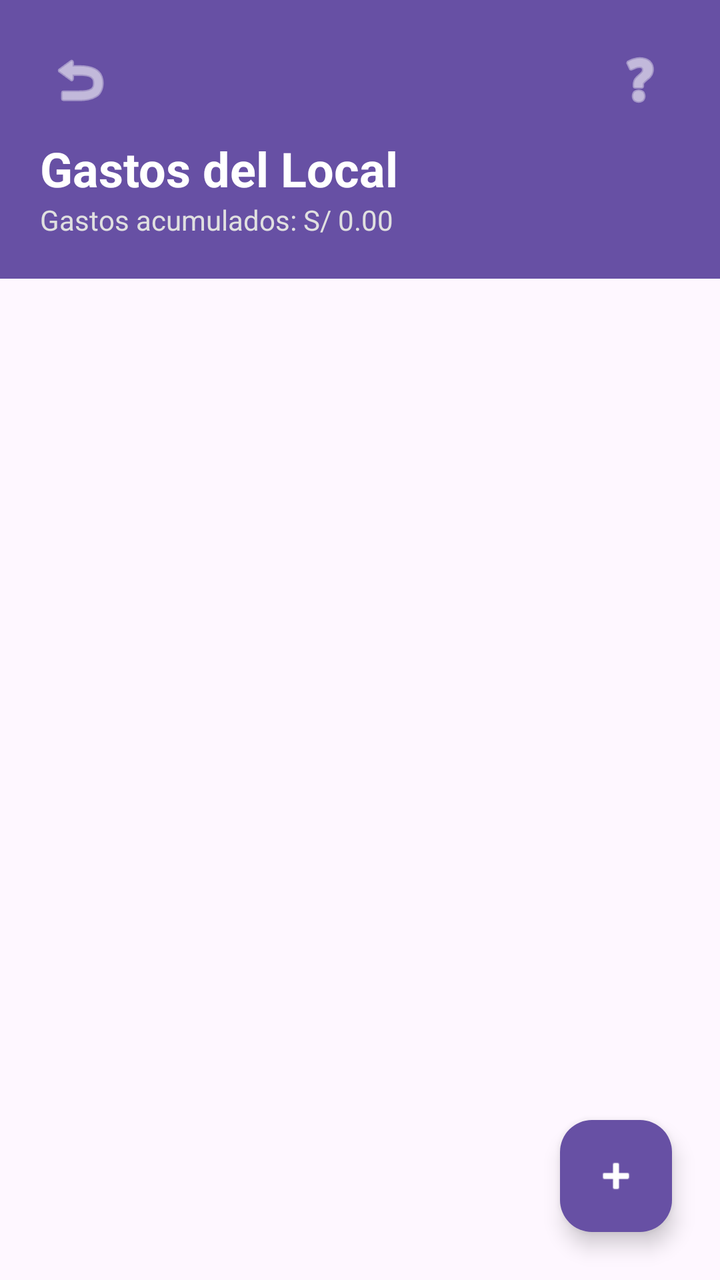
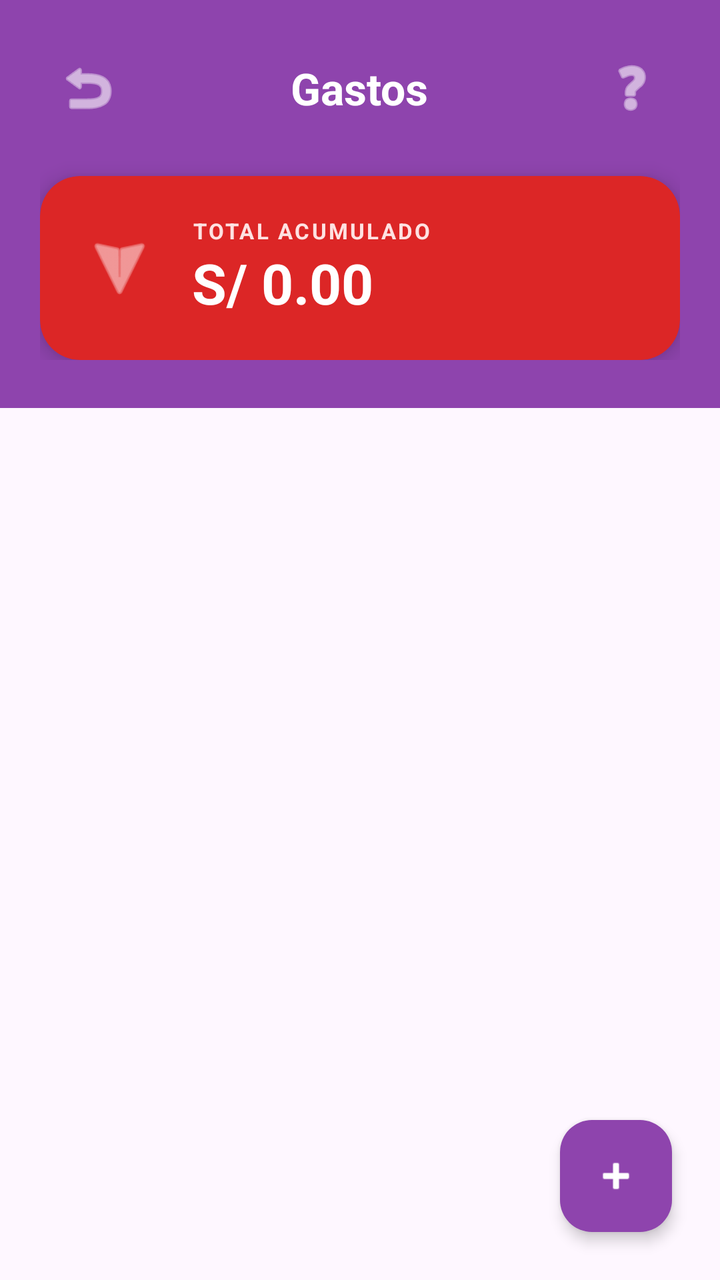

Screens rendered from an Android XML layout before and after an edit, with the pre-edit source and the edit as a unified diff.
<!-- AndroidManifest.xml: application theme Theme.Naxor -->
<!-- res/layout/activity_gastos.xml -->
<?xml version="1.0" encoding="utf-8"?>
<androidx.constraintlayout.widget.ConstraintLayout xmlns:android="http://schemas.android.com/apk/res/android"
    xmlns:app="http://schemas.android.com/apk/res-auto"
    android:layout_width="match_parent"
    android:layout_height="match_parent"
    android:background="?attr/colorSurface">

    <LinearLayout
        android:id="@+id/headerGastos"
        android:layout_width="match_parent"
        android:layout_height="wrap_content"
        android:background="?attr/colorPrimary"
        android:orientation="vertical"
        android:padding="20dp"
        app:layout_constraintTop_toTopOf="parent">

        <RelativeLayout
            android:layout_width="match_parent"
            android:layout_height="wrap_content">
            <ImageButton
                android:id="@+id/btnBackGastos"
                android:layout_width="40dp"
                android:layout_height="40dp"
                android:background="?attr/selectableItemBackgroundBorderless"
                android:src="@android:drawable/ic_menu_revert"
                app:tint="@android:color/white"
                android:contentDescription="Volver" />
            <ImageButton
                android:id="@+id/btnHelpGastos"
                android:layout_width="40dp"
                android:layout_height="40dp"
                android:layout_alignParentEnd="true"
                android:background="?attr/selectableItemBackgroundBorderless"
                android:src="@android:drawable/ic_menu_help"
                app:tint="@android:color/white"
                android:contentDescription="Ayuda" />
        </RelativeLayout>

        <TextView
            android:layout_width="wrap_content"
            android:layout_height="wrap_content"
            android:layout_marginTop="8dp"
            android:text="Gastos del Local"
            android:textColor="@android:color/white"
            android:textSize="24sp"
            android:textStyle="bold" />

        <TextView
            android:id="@+id/tvTotalGastosMes"
            android:layout_width="wrap_content"
            android:layout_height="wrap_content"
            android:text="Gastos acumulados: S/ 0.00"
            android:textColor="#E0E0E0"
            android:textSize="14sp" />
    </LinearLayout>

    <androidx.recyclerview.widget.RecyclerView
        android:id="@+id/rvGastos"
        android:layout_width="match_parent"
        android:layout_height="0dp"
        app:layout_constraintBottom_toBottomOf="parent"
        app:layout_constraintTop_toBottomOf="@id/headerGastos" />

    <com.google.android.material.floatingactionbutton.FloatingActionButton
        android:id="@+id/fabAddGasto"
        android:layout_width="wrap_content"
        android:layout_height="wrap_content"
        android:layout_margin="24dp"
        android:src="@android:drawable/ic_input_add"
        app:layout_constraintBottom_toBottomOf="parent"
        app:layout_constraintEnd_toEndOf="parent"
        app:tint="@android:color/white"
        app:backgroundTint="?attr/colorPrimary"
        android:contentDescription="Añadir Gasto" />

    <LinearLayout
        android:id="@+id/layoutEmptyGastos"
        android:layout_width="wrap_content"
        android:layout_height="wrap_content"
        android:gravity="center"
        android:orientation="vertical"
        android:visibility="gone"
        app:layout_constraintBottom_toBottomOf="parent"
        app:layout_constraintEnd_toEndOf="parent"
        app:layout_constraintStart_toStartOf="parent"
        app:layout_constraintTop_toBottomOf="@id/headerGastos">

        <ImageView
            android:layout_width="100dp"
            android:layout_height="100dp"
            android:src="@android:drawable/ic_menu_edit"
            android:alpha="0.3"
            android:contentDescription="@null" />

        <TextView
            android:layout_width="wrap_content"
            android:layout_height="wrap_content"
            android:layout_marginTop="16dp"
            android:text="Aún no registras gastos"
            android:textColor="?attr/colorOnSurfaceVariant"
            android:textStyle="bold" />
    </LinearLayout>

</androidx.constraintlayout.widget.ConstraintLayout>
<!-- resources referenced by this layout -->
<resources>
  <style name="Theme.Naxor" parent="Base.Theme.Naxor" />
  <style name="Base.Theme.Naxor" parent="Theme.Material3.DayNight.NoActionBar">
          
          
      </style>
</resources>

<!-- the commit's change to res/layout/activity_gastos.xml (unified diff, before → after) -->
@@ -1,104 +1,152 @@
 <?xml version="1.0" encoding="utf-8"?>
-<androidx.constraintlayout.widget.ConstraintLayout xmlns:android="http://schemas.android.com/apk/res/android"
+<androidx.coordinatorlayout.widget.CoordinatorLayout xmlns:android="http://schemas.android.com/apk/res/android"
     xmlns:app="http://schemas.android.com/apk/res-auto"
     android:layout_width="match_parent"
     android:layout_height="match_parent"
     android:background="?attr/colorSurface">
 
-    <LinearLayout
-        android:id="@+id/headerGastos"
+    <com.google.android.material.appbar.AppBarLayout
         android:layout_width="match_parent"
         android:layout_height="wrap_content"
-        android:background="?attr/colorPrimary"
+        android:background="#8E44AD"
+        app:elevation="4dp">
+
+        <LinearLayout
+            android:layout_width="match_parent"
+            android:layout_height="wrap_content"
+            android:orientation="vertical"
+            android:paddingHorizontal="20dp"
+            android:paddingTop="20dp"
+            android:paddingBottom="24dp">
+
+            <RelativeLayout
+                android:layout_width="match_parent"
+                android:layout_height="wrap_content">
+                <ImageButton
+                    android:id="@+id/btnBackGastos"
+                    android:layout_width="48dp"
+                    android:layout_height="48dp"
+                    android:background="?attr/selectableItemBackgroundBorderless"
+                    android:src="@android:drawable/ic_menu_revert"
+                    app:tint="@android:color/white"
+                    android:contentDescription="Regresar" />
+
+                <TextView
+                    android:layout_width="wrap_content"
+                    android:layout_height="wrap_content"
+                    android:layout_centerInParent="true"
+                    android:text="Gastos"
+                    android:textSize="22sp"
+                    android:textStyle="bold"
+                    android:textColor="@android:color/white" />
+
+                <ImageButton
+                    android:id="@+id/btnHelpGastos"
+                    android:layout_width="48dp"
+                    android:layout_height="48dp"
+                    android:layout_alignParentEnd="true"
+                    android:background="?attr/selectableItemBackgroundBorderless"
+                    android:src="@android:drawable/ic_menu_help"
+                    app:tint="@android:color/white"
+                    android:contentDescription="Ayuda" />
+            </RelativeLayout>
+
+            
+            <com.google.android.material.card.MaterialCardView
+                android:layout_width="match_parent"
+                android:layout_height="wrap_content"
+                android:layout_marginTop="20dp"
+                app:cardBackgroundColor="@color/red_600"
+                app:cardCornerRadius="20dp"
+                app:cardElevation="6dp"
+                app:strokeWidth="0dp">
+                <LinearLayout
+                    android:layout_width="match_parent"
+                    android:layout_height="wrap_content"
+                    android:orientation="horizontal"
+                    android:gravity="center_vertical"
+                    android:padding="20dp">
+
+                    <ImageView
+                        android:layout_width="40dp"
+                        android:layout_height="40dp"
+                        android:src="@android:drawable/ic_menu_send"
+                        android:rotation="90"
+                        app:tint="#FEE2E2" />
+
+                    <LinearLayout
+                        android:layout_width="0dp"
+                        android:layout_weight="1"
+                        android:layout_height="wrap_content"
+                        android:orientation="vertical"
+                        android:layout_marginStart="16dp">
+                        <TextView
+                            android:layout_width="wrap_content"
+                            android:layout_height="wrap_content"
+                            android:text="TOTAL ACUMULADO"
+                            android:textSize="11sp"
+                            android:textStyle="bold"
+                            android:textColor="#FEE2E2"
+                            android:letterSpacing="0.1" />
+                        <TextView
+                            android:id="@+id/tvTotalGastosMes"
+                            android:layout_width="wrap_content"
+                            android:layout_height="wrap_content"
+                            android:text="S/ 0.00"
+                            android:textSize="28sp"
+                            android:textStyle="bold"
+                            android:textColor="@android:color/white" />
+                    </LinearLayout>
+                </LinearLayout>
+            </com.google.android.material.card.MaterialCardView>
+        </LinearLayout>
+    </com.google.android.material.appbar.AppBarLayout>
+
+    <androidx.recyclerview.widget.RecyclerView
+        android:id="@+id/rvGastos"
+        android:layout_width="match_parent"
+        android:layout_height="match_parent"
+        app:layout_behavior="@string/appbar_scrolling_view_behavior"
+        android:paddingTop="12dp"
+        android:paddingBottom="100dp"
+        android:clipToPadding="false" />
+
+    <LinearLayout
+        android:id="@+id/layoutEmptyGastos"
+        android:layout_width="match_parent"
+        android:layout_height="wrap_content"
+        android:layout_gravity="center"
+        android:gravity="center"
         android:orientation="vertical"
-        android:padding="20dp"
-        app:layout_constraintTop_toTopOf="parent">
+        android:visibility="gone">
 
-        <RelativeLayout
-            android:layout_width="match_parent"
-            android:layout_height="wrap_content">
-            <ImageButton
-                android:id="@+id/btnBackGastos"
-                android:layout_width="40dp"
-                android:layout_height="40dp"
-                android:background="?attr/selectableItemBackgroundBorderless"
-                android:src="@android:drawable/ic_menu_revert"
-                app:tint="@android:color/white"
-                android:contentDescription="Volver" />
-            <ImageButton
-                android:id="@+id/btnHelpGastos"
-                android:layout_width="40dp"
-                android:layout_height="40dp"
-                android:layout_alignParentEnd="true"
-                android:background="?attr/selectableItemBackgroundBorderless"
-                android:src="@android:drawable/ic_menu_help"
-                app:tint="@android:color/white"
-                android:contentDescription="Ayuda" />
-        </RelativeLayout>
+        <ImageView
+            android:layout_width="120dp"
+            android:layout_height="120dp"
+            android:src="@android:drawable/ic_menu_edit"
+            android:alpha="0.2"
+            app:tint="?attr/colorOnSurfaceVariant" />
 
         <TextView
             android:layout_width="wrap_content"
             android:layout_height="wrap_content"
-            android:layout_marginTop="8dp"
-            android:text="Gastos del Local"
-            android:textColor="@android:color/white"
-            android:textSize="24sp"
+            android:layout_marginTop="16dp"
+            android:text="Sin gastos registrados"
+            android:textColor="?attr/colorOnSurfaceVariant"
+            android:textSize="16sp"
             android:textStyle="bold" />
-
-        <TextView
-            android:id="@+id/tvTotalGastosMes"
-            android:layout_width="wrap_content"
-            android:layout_height="wrap_content"
-            android:text="Gastos acumulados: S/ 0.00"
-            android:textColor="#E0E0E0"
-            android:textSize="14sp" />
     </LinearLayout>
-
-    <androidx.recyclerview.widget.RecyclerView
-        android:id="@+id/rvGastos"
-        android:layout_width="match_parent"
-        android:layout_height="0dp"
-        app:layout_constraintBottom_toBottomOf="parent"
-        app:layout_constraintTop_toBottomOf="@id/headerGastos" />
 
     <com.google.android.material.floatingactionbutton.FloatingActionButton
         android:id="@+id/fabAddGasto"
         android:layout_width="wrap_content"
         android:layout_height="wrap_content"
+        android:layout_gravity="bottom|end"
         android:layout_margin="24dp"
         android:src="@android:drawable/ic_input_add"
-        app:layout_constraintBottom_toBottomOf="parent"
-        app:layout_constraintEnd_toEndOf="parent"
         app:tint="@android:color/white"
-        app:backgroundTint="?attr/colorPrimary"
+        app:backgroundTint="#8E44AD"
+        app:elevation="4dp"
         android:contentDescription="Añadir Gasto" />
 
-    <LinearLayout
-        android:id="@+id/layoutEmptyGastos"
-        android:layout_width="wrap_content"
-        android:layout_height="wrap_content"
-        android:gravity="center"
-        android:orientation="vertical"
-        android:visibility="gone"
-        app:layout_constraintBottom_toBottomOf="parent"
-        app:layout_constraintEnd_toEndOf="parent"
-        app:layout_constraintStart_toStartOf="parent"
-        app:layout_constraintTop_toBottomOf="@id/headerGastos">
-
-        <ImageView
-            android:layout_width="100dp"
-            android:layout_height="100dp"
-            android:src="@android:drawable/ic_menu_edit"
-            android:alpha="0.3"
-            android:contentDescription="@null" />
-
-        <TextView
-            android:layout_width="wrap_content"
-            android:layout_height="wrap_content"
-            android:layout_marginTop="16dp"
-            android:text="Aún no registras gastos"
-            android:textColor="?attr/colorOnSurfaceVariant"
-            android:textStyle="bold" />
-    </LinearLayout>
-
-</androidx.constraintlayout.widget.ConstraintLayout>
+</androidx.coordinatorlayout.widget.CoordinatorLayout>
<!-- resource entries referenced after the edit -->
@@ -1,5 +1,6 @@
 <!-- resources referenced by this layout -->
 <resources>
+  <color name="red_600">#DC2626</color>
   <style name="Theme.Naxor" parent="Base.Theme.Naxor" />
   <style name="Base.Theme.Naxor" parent="Theme.Material3.DayNight.NoActionBar">
           
